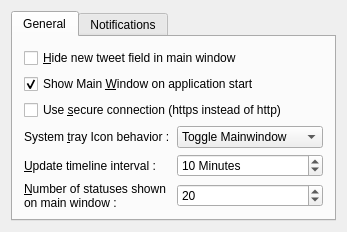
This is src/prefs_base.ui in KDE/choqok as Qt 5 draws it before an edit. The edited form follows.
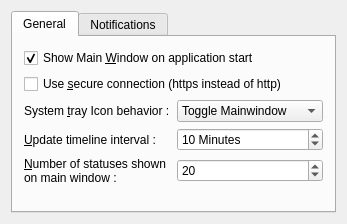
This is the edited form. Custom widgets are drawn as their Qt base class.

Commit message: GUI , The shape of post new status field on mainWindow changed to be more user friendly and more usable.

The edit to the form file:
```diff
--- a/src/prefs_base.ui
+++ b/src/prefs_base.ui
@@ -20,7 +20,7 @@
        <string>General</string>
       </attribute>
       <layout class="QGridLayout" name="gridLayout_2" >
-       <item row="3" column="0" >
+       <item row="2" column="0" >
         <widget class="QLabel" name="label_2" >
          <property name="toolTip" >
           <string>Set behavior of system tray icon clicking option</string>
@@ -33,7 +33,7 @@
          </property>
         </widget>
        </item>
-       <item row="3" column="1" >
+       <item row="2" column="1" >
         <widget class="KComboBox" name="kcfg_systrayTriggerType" >
          <property name="toolTip" >
           <string>Set behavior of system tray icon clicking option</string>
@@ -50,7 +50,7 @@
          </item>
         </widget>
        </item>
-       <item row="4" column="0" >
+       <item row="3" column="0" >
         <widget class="QLabel" name="label" >
          <property name="text" >
           <string>&amp;Update timeline interval :</string>
@@ -60,7 +60,7 @@
          </property>
         </widget>
        </item>
-       <item row="4" column="1" >
+       <item row="3" column="1" >
         <widget class="KIntSpinBox" name="kcfg_updateInterval" >
          <property name="suffix" >
           <string> Minutes</string>
@@ -73,7 +73,7 @@
          </property>
         </widget>
        </item>
-       <item row="5" column="0" >
+       <item row="4" column="0" >
         <widget class="QLabel" name="label_5" >
          <property name="maximumSize" >
           <size>
@@ -92,7 +92,7 @@
          </property>
         </widget>
        </item>
-       <item row="5" column="1" >
+       <item row="4" column="1" >
         <widget class="KIntSpinBox" name="kcfg_countOfStatusesOnMain" >
          <property name="minimum" >
           <number>1</number>
@@ -105,7 +105,7 @@
          </property>
         </widget>
        </item>
-       <item row="1" column="0" colspan="2" >
+       <item row="0" column="0" colspan="2" >
         <widget class="QCheckBox" name="kcfg_showMainWinOnStart" >
          <property name="text" >
           <string>Show Main &amp;Window on application start</string>
@@ -115,14 +115,7 @@
          </property>
         </widget>
        </item>
-       <item row="0" column="0" colspan="2" >
-        <widget class="QCheckBox" name="kcfg_hideTwitField" >
-         <property name="text" >
-          <string>&amp;Hide new tweet field in main window</string>
-         </property>
-        </widget>
-       </item>
-       <item row="6" column="0" colspan="2" >
+       <item row="5" column="0" colspan="2" >
         <spacer name="verticalSpacer" >
          <property name="orientation" >
           <enum>Qt::Vertical</enum>
@@ -135,7 +128,7 @@
          </property>
         </spacer>
        </item>
-       <item row="2" column="0" colspan="2" >
+       <item row="1" column="0" colspan="2" >
         <widget class="QCheckBox" name="kcfg_useSecureConnection" >
          <property name="text" >
           <string>Use &amp;secure connection (https instead of http)</string>
```
Left out of the diff: 1 changed line with no effect on the pictures. The commit also changes 6 other files.
